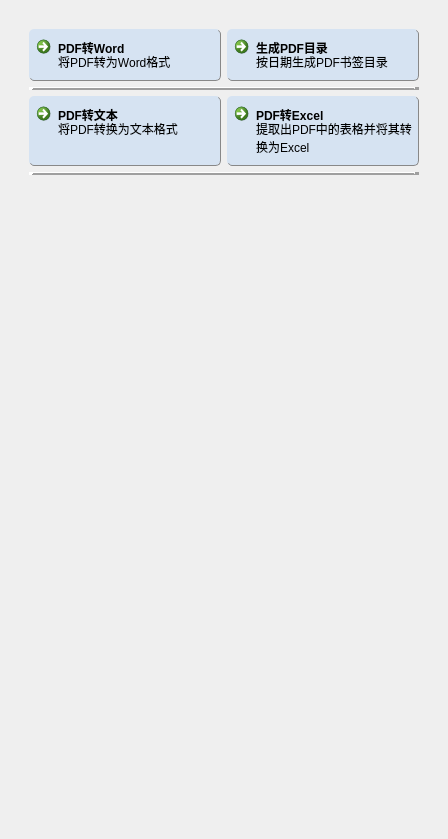
LC044/EasyBox, file app/ui/memotrace_enhance/enhance_ui.ui: the form before one commit.
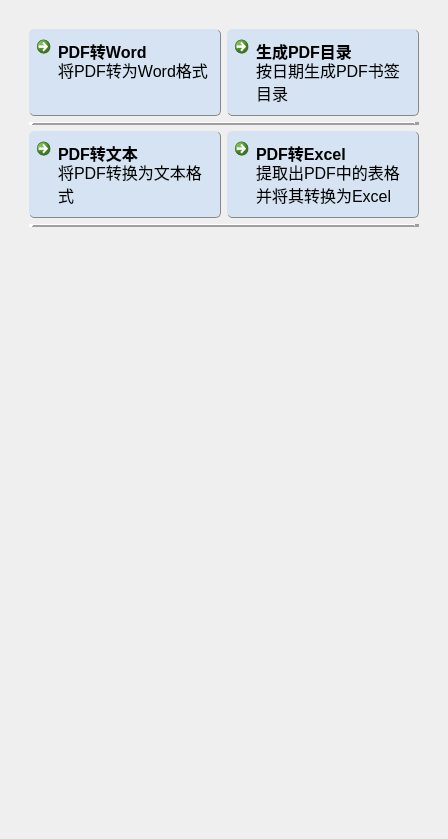
The form after the commit. Icons and pictures are not drawn.

Diff of the .ui file:
```diff
--- a/app/ui/memotrace_enhance/enhance_ui.ui
+++ b/app/ui/memotrace_enhance/enhance_ui.ui
@@ -18,6 +18,7 @@
     background-color: rgb(250,252,253);
     border-radius: 5px;
     padding: 8px;
+	font-size:12pt;
     border-right: 2px solid #888888;  /* 按钮边框，2px宽，白色 */
     border-bottom: 2px solid #888888;  /* 按钮边框，2px宽，白色 */
     border-left: 1px solid #ffffff;  /* 按钮边框，2px宽，白色 */
```
